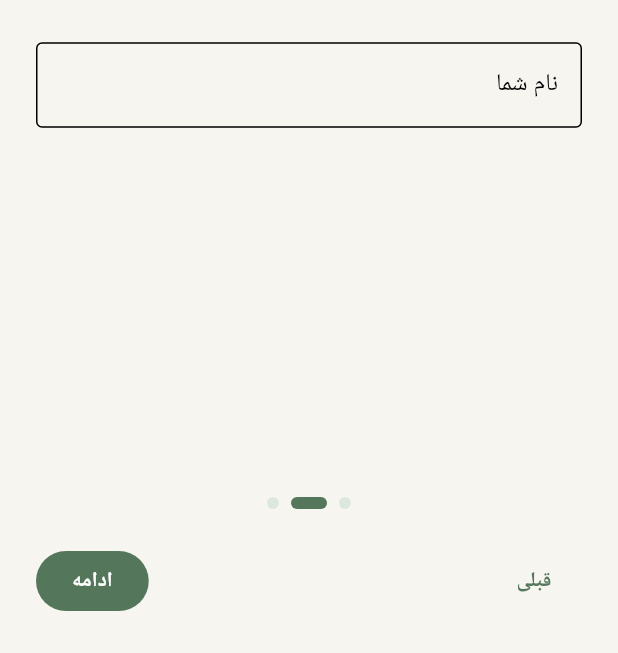
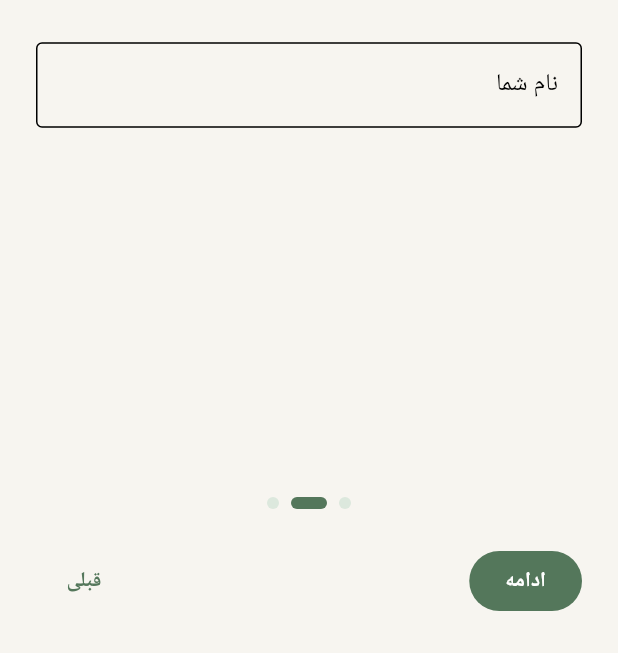
Before and after one commit to Itzrez013/ROOZAN, a Flutter app: the screen it shows after launch, swiped to page 2, on a phone screen of 412 x 824 dp, the part 583-1236 px from its top. Run offline on Flutter 3.47's test engine with Material 3 defaults, Android fonts, the phone set to English and light mode, and no system bars; our stand-ins replace shared_preferences.

Commit message:
Fix onboarding navigation direction
Co-authored-by: Copilot <223556219+Copilot@users.noreply.github.com>

```diff
--- a/lib/features/onboarding/widgets/onboarding_navigation_buttons.dart
+++ b/lib/features/onboarding/widgets/onboarding_navigation_buttons.dart
@@ -18,7 +18,9 @@ class OnboardingNavigationButtons extends StatelessWidget {
 
   @override
   Widget build(BuildContext context) {
-    return Row(
+    return Directionality(
+      textDirection: TextDirection.ltr,
+      child: Row(
         children: [
           if (currentPage > 0)
             TextButton(
@@ -39,6 +41,7 @@ class OnboardingNavigationButtons extends StatelessWidget {
                 : Text(currentPage == pageCount - 1 ? 'شروع کنیم' : 'ادامه'),
           ),
         ],
+      ),
     );
   }
 }
--- a/lib/features/onboarding/widgets/onboarding_page_indicator.dart
+++ b/lib/features/onboarding/widgets/onboarding_page_indicator.dart
@@ -14,7 +14,9 @@ class OnboardingPageIndicator extends StatelessWidget {
   Widget build(BuildContext context) {
     final colors = Theme.of(context).colorScheme;
 
-    return Row(
+    return Directionality(
+      textDirection: TextDirection.ltr,
+      child: Row(
         mainAxisAlignment: MainAxisAlignment.center,
         children: List.generate(
           pageCount,
@@ -29,6 +31,7 @@ class OnboardingPageIndicator extends StatelessWidget {
             ),
           ),
         ),
+      ),
     );
   }
 }
```
Also changed, not shown: 1 other file. Lines whose indentation alone changed are shown as unchanged.
